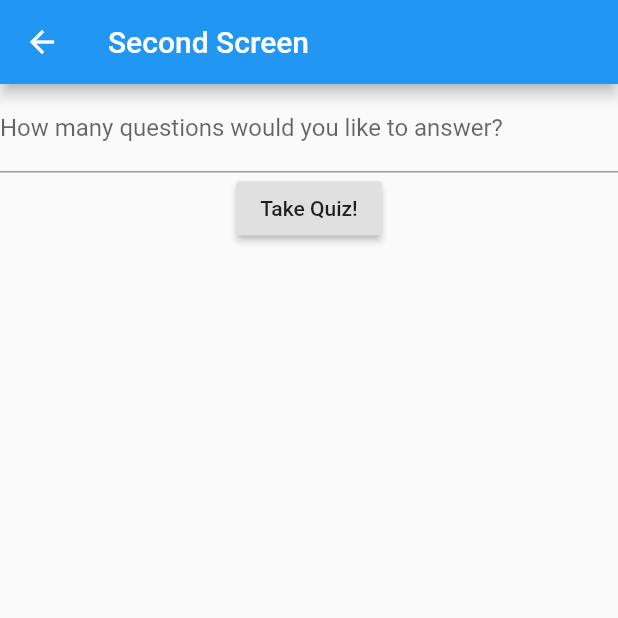
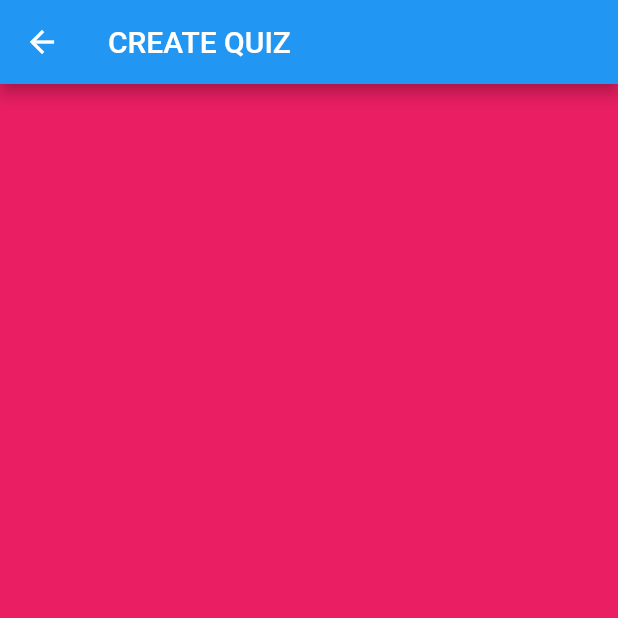
Before and after one commit to kmamamori/mobile-development-flutterApp, a Flutter app: the CreateQuiz screen opened by its route, on a phone screen of 412 x 824 dp, the top half of it. Run offline on Flutter 3.47's test engine with Material 2 defaults, Android fonts, the phone set to English and light mode, and no system bars.

```diff
--- a/lib/src/screens/createQuiz.dart
+++ b/lib/src/screens/createQuiz.dart
@@ -5,19 +5,34 @@ class CreateQuiz extends StatelessWidget {
   Widget build(BuildContext context) {
     return Scaffold(
       appBar: AppBar(
-        title: Text("Second Screen"),
+        title: Text("CREATE QUIZ"),
       ),
       body: Center(
-        child: Column(children: [
-          TextFormField(
-            decoration: InputDecoration(
-              labelText: "How many questions would you like to answer?"),
-          ),
-          RaisedButton(
-            child: Text("Take Quiz!"),
-            onPressed: ()=> Navigator.pushNamed(context, 'answerQuiz')
-          )
-      ])
+          child:
+          // Column(
+          //   children: [
+        // TextFormField(
+        //   decoration: InputDecoration(
+        //       labelText: "How many questions would you like to answer?"),
+        // ),
+        // RaisedButton(
+        //     child: Text("Take Quiz!"),
+        //     onPressed: () => Navigator.pushNamed(context, 'answerQuiz')),
+        PageView(
+          children: <Widget>[
+            Container(
+              color: Colors.pink,
+            ),
+            Container(
+              color: Colors.cyan,
+            ),
+            Container(
+              color: Colors.deepPurple,
+            ),
+          ],
+        )
+      // ]
+      //     )
           // RaisedButton(
           //   onPressed: () {
           //     // Navigate back to first screen when tapped.
```
Also changed, not shown: lib/src/model/login.dart (+6 -2 lines), lib/src/screens/login.dart (+5 -4 lines).
